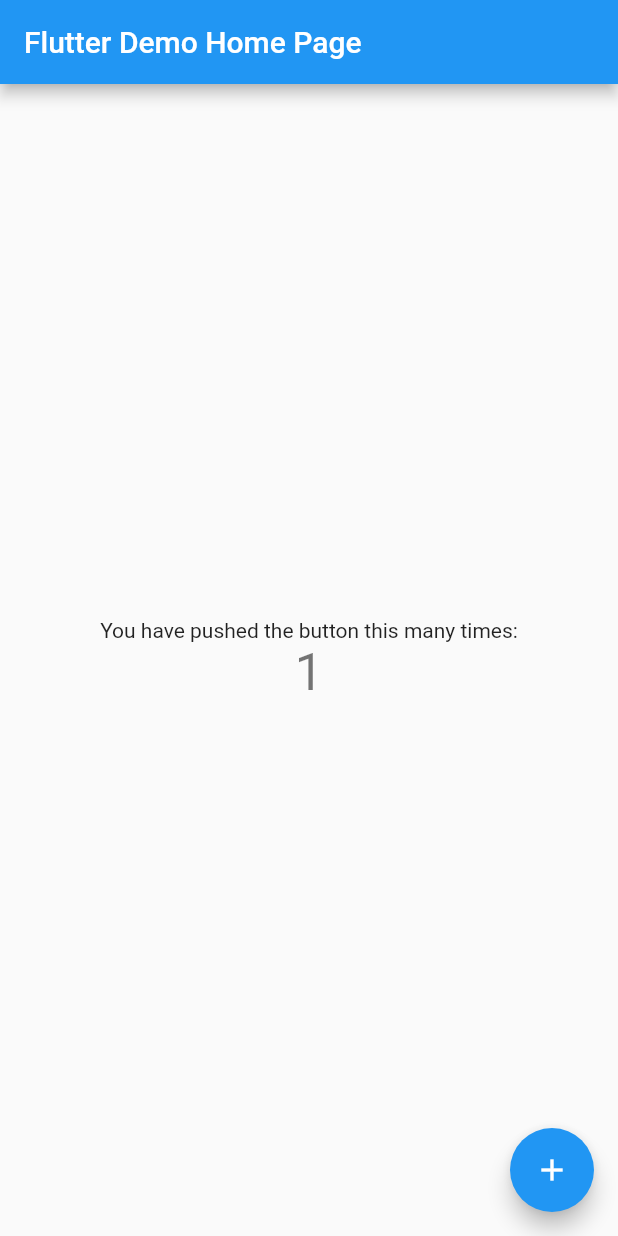
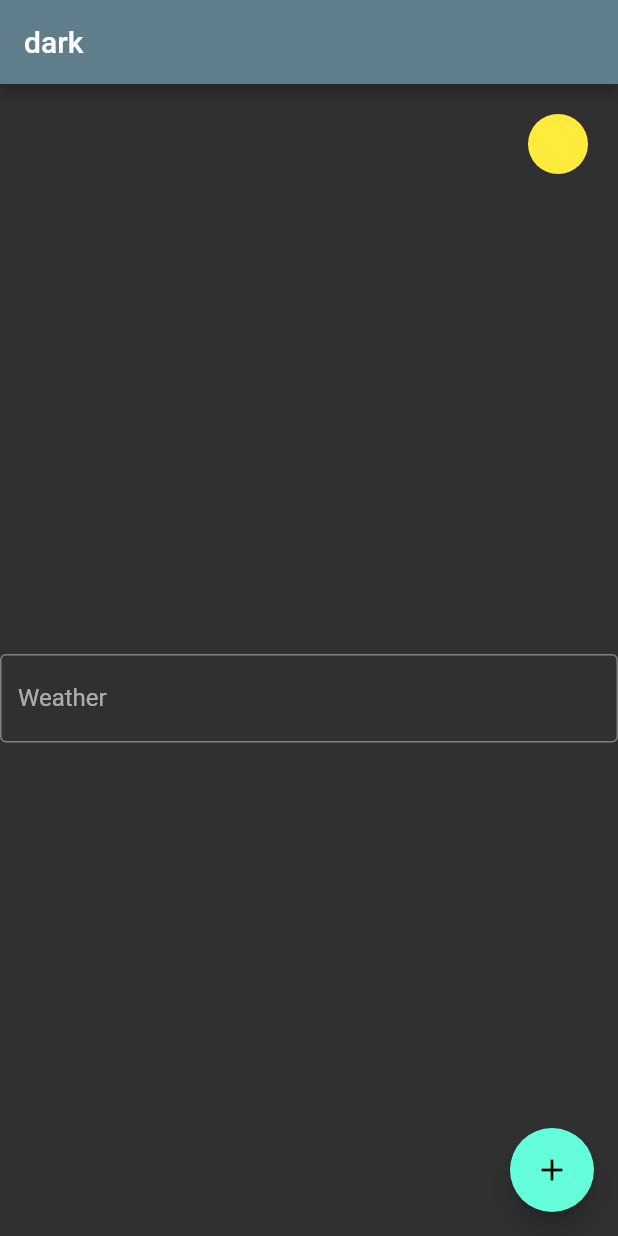
Before and after one commit to riderufa/advanced_widgets, a Flutter app: the screen it shows after launch, after a tap on the "add" icon, on a phone screen of 412 x 824 dp. Run offline on Flutter 3.47's test engine with Material 2 defaults, Android fonts, the phone set to English and light mode, and no system bars.

Commit message:
Advanced widget homework

```diff
--- a/lib/main.dart
+++ b/lib/main.dart
@@ -1,4 +1,8 @@
+import 'package:advanced_widgets/providers/theme_provider.dart';
+import 'package:advanced_widgets/widgets/inner_shadow_widget.dart';
+import 'package:advanced_widgets/widgets/weather_widget.dart';
 import 'package:flutter/material.dart';
+import 'package:provider/provider.dart';
 
 void main() {
   runApp(const MyApp());
@@ -7,24 +11,31 @@ void main() {
 class MyApp extends StatelessWidget {
   const MyApp({super.key});
 
-  // This widget is the root of your application.
   @override
   Widget build(BuildContext context) {
+    return MultiProvider(
+      providers: [
+        ChangeNotifierProvider(
+          create: (context) => ThemeProvider(),
+        ),
+      ],
+      child: const App(),
+    );
+  }
+}
+
+class App extends StatelessWidget {
+  const App({super.key});
+
+  @override
+  Widget build(BuildContext context) {
+    var themeProvider = Provider.of<ThemeProvider>(context);
     return MaterialApp(
       title: 'Flutter Demo',
       theme: ThemeData(
-        // This is the theme of your application.
-        //
-        // Try running your application with "flutter run". You'll see the
-        // application has a blue toolbar. Then, without quitting the app, try
-        // changing the primarySwatch below to Colors.green and then invoke
-        // "hot reload" (press "r" in the console where you ran "flutter run",
-        // or simply save your changes to "hot reload" in a Flutter IDE).
-        // Notice that the counter didn't reset back to zero; the application
-        // is not restarted.
         primarySwatch: Colors.blue,
       ),
-      home: const MyHomePage(title: 'Flutter Demo Home Page'),
+      home: MyHomePage(title: themeProvider.themeColor.name),
     );
   }
 }
@@ -32,84 +43,144 @@ class MyApp extends StatelessWidget {
 class MyHomePage extends StatefulWidget {
   const MyHomePage({super.key, required this.title});
 
-  // This widget is the home page of your application. It is stateful, meaning
-  // that it has a State object (defined below) that contains fields that affect
-  // how it looks.
-
-  // This class is the configuration for the state. It holds the values (in this
-  // case the title) provided by the parent (in this case the App widget) and
-  // used by the build method of the State. Fields in a Widget subclass are
-  // always marked "final".
-
   final String title;
 
   @override
   State<MyHomePage> createState() => _MyHomePageState();
 }
 
-class _MyHomePageState extends State<MyHomePage> {
-  int _counter = 0;
+class _MyHomePageState extends State<MyHomePage> with TickerProviderStateMixin {
+  late bool _infoVisibility;
+  late final AnimationController _zoomController;
+  late double _weatherValue;
+  late String _weatherText;
 
-  void _incrementCounter() {
+  @override
+  void initState() {
+    _infoVisibility = false;
+    _weatherValue = 0;
+    _weatherText = 'Ясно';
+    super.initState();
+    _zoomController = AnimationController(
+      vsync: this,
+      duration: const Duration(milliseconds: 300),
+      lowerBound: 1,
+      upperBound: 3,
+    );
+  }
+
+  @override
+  void dispose() {
+    _zoomController.dispose();
+    super.dispose();
+  }
+
+  void zoomWeatherWidget() {
+    if (_zoomController.value == 1) {
+      _zoomController.forward();
       setState(() {
-      // This call to setState tells the Flutter framework that something has
-      // changed in this State, which causes it to rerun the build method below
-      // so that the display can reflect the updated values. If we changed
-      // _counter without calling setState(), then the build method would not be
-      // called again, and so nothing would appear to happen.
-      _counter++;
+        _infoVisibility = true;
+      });
+    } else {
+      _zoomController.reverse();
+      setState(() {
+        _infoVisibility = false;
+      });
+    }
+  }
+
+  void setWeather(value) {
+    setState(() {
+      _weatherValue = double.tryParse(value) ?? 0;
+      if (_weatherValue == 0) {
+        _weatherText = 'Ясно';
+      } else if (_weatherValue < 0.5) {
+        _weatherText = 'Облачно';
+      } else {
+        _weatherText = 'Дождь';
+      }
     });
   }
 
   @override
   Widget build(BuildContext context) {
-    // This method is rerun every time setState is called, for instance as done
-    // by the _incrementCounter method above.
-    //
-    // The Flutter framework has been optimized to make rerunning build methods
-    // fast, so that you can just rebuild anything that needs updating rather
-    // than having to individually change instances of widgets.
-    return Scaffold(
+    var themeProvider = Provider.of<ThemeProvider>(context);
+    return Theme(
+      data: themeProvider.current,
+      child: Scaffold(
         appBar: AppBar(
-        // Here we take the value from the MyHomePage object that was created by
-        // the App.build method, and use it to set our appbar title.
           title: Text(widget.title),
         ),
         body: Center(
-        // Center is a layout widget. It takes a single child and positions it
-        // in the middle of the parent.
           child: Column(
-          // Column is also a layout widget. It takes a list of children and
-          // arranges them vertically. By default, it sizes itself to fit its
-          // children horizontally, and tries to be as tall as its parent.
-          //
-          // Invoke "debug painting" (press "p" in the console, choose the
-          // "Toggle Debug Paint" action from the Flutter Inspector in Android
-          // Studio, or the "Toggle Debug Paint" command in Visual Studio Code)
-          // to see the wireframe for each widget.
-          //
-          // Column has various properties to control how it sizes itself and
-          // how it positions its children. Here we use mainAxisAlignment to
-          // center the children vertically; the main axis here is the vertical
-          // axis because Columns are vertical (the cross axis would be
-          // horizontal).
-          mainAxisAlignment: MainAxisAlignment.center,
-          children: <Widget>[
-            const Text(
-              'You have pushed the button this many times:',
+            children: [
+              Align(
+                alignment: Alignment.topRight,
+                child: AnimatedBuilder(
+                  animation: _zoomController,
+                  child: Column(
+                    children: [
+                      SizedBox(
+                        width: 80,
+                        height: 80,
+                        child: GestureDetector(
+                          onTap: () => zoomWeatherWidget(),
+                          child: CustomPaint(
+                            painter: WeatherWidget(value: _weatherValue),
                           ),
-            Text(
-              '$_counter',
-              style: Theme.of(context).textTheme.headlineMedium,
+                        ),
+                      ),
+                      Visibility(
+                        visible: _infoVisibility,
+                        child: Padding(
+                          padding: const EdgeInsets.only(top: 10),
+                          child: InnerShadow(
+                            blur: 5,
+                            color: const Color(0xFF477C70),
+                            offset: const Offset(5, 5),
+                            child: Text(
+                              _weatherText,
+                              style:
+                                  TextStyle(fontSize: 18 * _zoomController.value),
+                            ),
+                          ),
+                        ),
+                      ),
+                    ],
+                  ),
+                  builder: (BuildContext context, Widget? child) {
+                    return Transform.scale(
+                      transformHitTests: true,
+                      alignment: Alignment.topRight,
+                      scale: _zoomController.value,
+                      child: child,
+                    );
+                  },
+                ),
+              ),
+              const SizedBox(
+                height: 300,
+              ),
+              Align(
+                alignment: Alignment.center,
+                child: TextField(
+                  decoration: const InputDecoration(
+                    border: OutlineInputBorder(),
+                    labelText: 'Weather',
+                  ),
+                  onSubmitted: (value) => setWeather(value),
+                ),
               ),
             ],
           ),
         ),
         floatingActionButton: FloatingActionButton(
-        onPressed: _incrementCounter,
+          onPressed: () =>
+              themeProvider.toggle(nextEnum(themeProvider.themeColor)),
           tooltip: 'Increment',
           child: const Icon(Icons.add),
-      ), // This trailing comma makes auto-formatting nicer for build methods.
+        ),
+      ),
     );
   }
 }
--- /dev/null
+++ b/lib/providers/theme_provider.dart
@@ -0,0 +1,48 @@
+import 'package:advanced_widgets/themes/material_theme.dart';
+import 'package:flutter/material.dart';
+
+enum CustomThemeColor { light, dark, red, green, blue }
+
+CustomThemeColor nextEnum(CustomThemeColor value) {
+  final nextIndex = (value.index + 1) % CustomThemeColor.values.length;
+  return CustomThemeColor.values[nextIndex];
+}
+
+class ThemeProvider extends ChangeNotifier {
+  ThemeData _currentTheme = themeLight;
+  CustomThemeColor _customThemeColor = CustomThemeColor.light;
+
+  ThemeData get current => _currentTheme;
+  CustomThemeColor get themeColor => _customThemeColor;
+
+  toggle(CustomThemeColor themeColor) {
+    switch (themeColor) {
+      case CustomThemeColor.light: {
+        _customThemeColor = CustomThemeColor.light;
+        _currentTheme = themeLight;
+        break;
+      }
+      case CustomThemeColor.dark: {
+        _customThemeColor = CustomThemeColor.dark;
+        _currentTheme = themeDark;
+        break;
+      }
+      case CustomThemeColor.red: {
+        _customThemeColor = CustomThemeColor.red;
+        _currentTheme = themeRed;
+        break;
+      }
+      case CustomThemeColor.green: {
+        _customThemeColor = CustomThemeColor.green;
+        _currentTheme = themeGreen;
+        break;
+      }
+      case CustomThemeColor.blue: {
+        _customThemeColor = CustomThemeColor.blue;
+        _currentTheme = themeBlue;
+        break;
+      }
+    }
+    notifyListeners();
+  }
+}
--- /dev/null
+++ b/lib/themes/material_theme.dart
@@ -0,0 +1,81 @@
+import 'package:flutter/material.dart';
+
+ThemeData _themeLight = ThemeData.light();
+ThemeData _themeDark = ThemeData.dark();
+
+ThemeData themeLight = _themeLight.copyWith(
+  appBarTheme: const AppBarTheme(
+    color: Colors.amber,
+  ),
+  primaryColor: Colors.black,
+  floatingActionButtonTheme:
+      _floatingActionButtonThemeData(_themeLight.floatingActionButtonTheme),
+  textTheme: _textThemeLight(_themeLight.textTheme),
+);
+
+ThemeData themeDark = _themeDark.copyWith(
+  appBarTheme: const AppBarTheme(
+    color: Colors.blueGrey,
+  ),
+  primaryColor: Colors.blue,
+  textTheme: _textThemeDark(_themeDark.textTheme),
+);
+
+ThemeData themeRed = _themeDark.copyWith(
+  appBarTheme: const AppBarTheme(
+    color: Colors.indigo,
+  ),
+  textTheme: _textThemeDark(_themeDark.textTheme),
+);
+
+ThemeData themeGreen = _themeDark.copyWith(
+  appBarTheme: const AppBarTheme(
+    color: Colors.deepPurple,
+  ),
+  primaryColor: Colors.yellow,
+  textTheme: _textThemeDark(_themeDark.textTheme),
+);
+
+ThemeData themeBlue = _themeLight.copyWith(
+  appBarTheme: const AppBarTheme(
+    color: Colors.pinkAccent,
+  ),
+  textTheme: _textThemeDark(_themeDark.textTheme),
+);
+
+TextTheme _textThemeLight(TextTheme base) {
+  return base.copyWith(
+    bodySmall: base.bodySmall?.copyWith(
+      color: Colors.blue,
+    ),
+    bodyMedium: base.bodyMedium?.copyWith(
+      color: Colors.yellow,
+    ),
+    bodyLarge: base.bodyLarge?.copyWith(
+      color: Colors.red,
+      decorationColor: Colors.black,
+    ),
+  );
+}
+
+TextTheme _textThemeDark(TextTheme base) {
+  return base.copyWith(
+    bodySmall: base.bodySmall?.copyWith(
+      color: Colors.teal,
+    ),
+    bodyMedium: base.bodyMedium?.copyWith(
+      color: Colors.cyan,
+    ),
+    bodyLarge: base.bodyLarge?.copyWith(
+      color: Colors.black,
+      decorationColor: Colors.green,
+    ),
+  );
+}
+
+FloatingActionButtonThemeData _floatingActionButtonThemeData(
+    FloatingActionButtonThemeData base) {
+  return base.copyWith(
+    backgroundColor: Colors.yellow,
+  );
+}
--- /dev/null
+++ b/lib/widgets/inner_shadow_widget.dart
@@ -0,0 +1,71 @@
+import 'dart:ui';
+
+import 'package:flutter/material.dart';
+import 'package:flutter/rendering.dart';
+
+class InnerShadow extends SingleChildRenderObjectWidget {
+  const InnerShadow({
+    Key? key,
+    this.blur = 10,
+    this.color = Colors.black38,
+    this.offset = const Offset(10, 10),
+    Widget? child,
+  }) : super(key: key, child: child);
+
+  final double blur;
+  final Color color;
+  final Offset offset;
+
+  @override
+  RenderObject createRenderObject(BuildContext context) {
+    final _RenderInnerShadow renderObject = _RenderInnerShadow();
+    updateRenderObject(context, renderObject);
+    return renderObject;
+  }
+
+  @override
+  void updateRenderObject(
+      BuildContext context, _RenderInnerShadow renderObject) {
+    renderObject
+      ..color = color
+      ..blur = blur
+      ..dx = offset.dx
+      ..dy = offset.dy;
+  }
+}
+
+class _RenderInnerShadow extends RenderProxyBox {
+  double? blur;
+  Color? color;
+  double? dx;
+  double? dy;
+
+  @override
+  void paint(PaintingContext context, Offset offset) {
+    if (child == null) return;
+
+    final Rect rectOuter = offset & size;
+    final Rect rectInner = Rect.fromLTWH(
+      offset.dx,
+      offset.dy,
+      size.width - dx!,
+      size.height - dy!,
+    );
+    final Canvas canvas = context.canvas..saveLayer(rectOuter, Paint());
+    context.paintChild(child!, offset);
+    final Paint shadowPaint = Paint()
+      ..blendMode = BlendMode.srcATop
+      ..imageFilter = ImageFilter.blur(sigmaX: blur!, sigmaY: blur!)
+      ..colorFilter = ColorFilter.mode(color!, BlendMode.srcOut);
+
+    canvas
+      ..saveLayer(rectOuter, shadowPaint)
+      ..saveLayer(rectInner, Paint())
+      ..translate(dx!, dy!);
+    context.paintChild(child!, offset);
+    context.canvas
+      ..restore()
+      ..restore()
+      ..restore();
+  }
+}
--- /dev/null
+++ b/lib/widgets/weather_widget.dart
@@ -0,0 +1,64 @@
+import 'package:flutter/material.dart';
+
+class WeatherWidget extends CustomPainter {
+  const WeatherWidget({required this.value});
+
+  final double value;
+
+  double _getDropsOpacity() {
+    if (value < 0.7) {
+      return 0;
+    }
+    return 10 / 3 * value - 7 / 3;
+  }
+
+  double _getCloudOpacity() {
+    if (value < 0.5) {
+      return 0;
+    }
+    return 2 * value - 1;
+  }
+
+  double _getSunOpacity() {
+    return -1 * value + 1;
+  }
+
+  @override
+  void paint(Canvas canvas, Size size) {
+    final sunPainter = Paint()
+      ..color = Colors.yellow.withOpacity(_getSunOpacity())
+      ..style = PaintingStyle.fill;
+
+    final cloudPainter = Paint()
+      ..color = Colors.black.withOpacity(_getCloudOpacity())
+      ..style = PaintingStyle.fill;
+
+    final dropPainter = Paint()
+      ..color = Colors.blue.withOpacity(_getDropsOpacity())
+      ..style = PaintingStyle.stroke
+      ..strokeWidth = 4;
+
+    final cloudPath = Path()
+      ..moveTo(40, 70)
+      ..relativeQuadraticBezierTo(-40, 0, -40, -15)
+      ..relativeQuadraticBezierTo(0, -20, 25, -7)
+      ..relativeQuadraticBezierTo(17, -25, 30, 0)
+      ..relativeQuadraticBezierTo(20, -10, 25, 10)
+      ..relativeQuadraticBezierTo(0, 15, -40, 12);
+
+    final dropsPath = Path()
+      ..moveTo(15, 75)
+      ..lineTo(10, 85)
+      ..moveTo(40, 75)
+      ..lineTo(35, 85)
+      ..moveTo(65, 75)
+      ..lineTo(60, 85);
+
+    canvas.drawCircle(const Offset(40, 40), 20, sunPainter);
+    canvas.drawPath(cloudPath, cloudPainter);
+    canvas.drawPath(dropsPath, dropPainter);
+  }
+
+  @override
+  bool shouldRepaint(covariant CustomPainter oldDelegate) => false;
+}
--- a/pubspec.yaml
+++ b/pubspec.yaml
@@ -35,6 +35,7 @@ dependencies:
   # The following adds the Cupertino Icons font to your application.
   # Use with the CupertinoIcons class for iOS style icons.
   cupertino_icons: ^1.0.2
+  provider: ^6.0.5
 
 dev_dependencies:
   flutter_test:
```
Also changed, not shown: pubspec.lock. Lines whose indentation alone changed are shown as unchanged.
